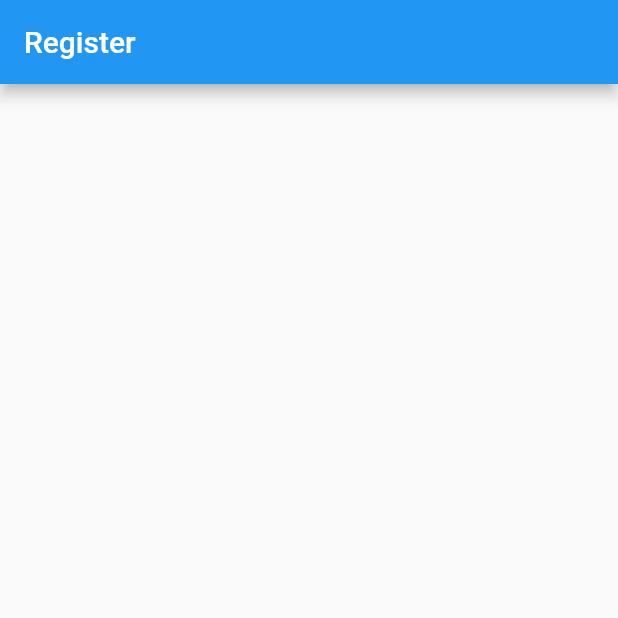
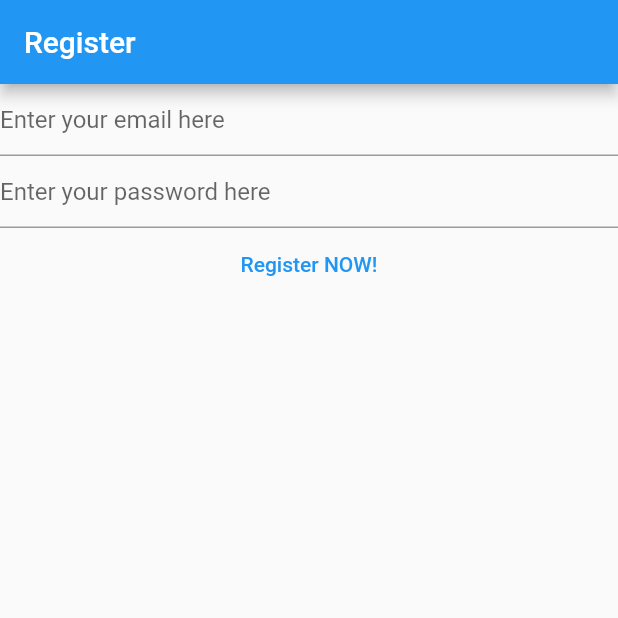
Before and after one commit to H-SM/The-Flutter-Hub, a Flutter app: the screen it shows after launch, on a phone screen of 412 x 824 dp, the top half of it. Run offline on Flutter 3.47's test engine with Material 2 defaults, Android fonts, the phone set to English and light mode, and no system bars; our stand-ins replace firebase_auth, firebase_core; accounts and stored records are empty.

Commit message:
12 - Basic Registeration Page (complete)

```diff
--- a/inotes/lib/main.dart
+++ b/inotes/lib/main.dart
@@ -1,6 +1,10 @@
+import 'package:firebase_core/firebase_core.dart';
 import 'package:flutter/material.dart';
+import 'package:firebase_auth/firebase_auth.dart';
+import 'firebase_options.dart';
 
 void main() {
+  WidgetsFlutterBinding.ensureInitialized();
   runApp(MaterialApp(
     title: 'Flutter Demo',
     theme: ThemeData(
@@ -10,16 +14,85 @@
   ));
 }
 
-class HomePage extends StatelessWidget {
-  const HomePage({super.key});
+class HomePage extends StatefulWidget {
+  const HomePage({
+    Key? key,
+  }) : super(key: key);
+
+  @override
+  State<HomePage> createState() => _HomePageState();
+}
+
+class _HomePageState extends State<HomePage> {
+  late final TextEditingController _email;
+  late final TextEditingController _password;
+
+  @override
+  void initState() {
+    _email = TextEditingController();
+    _password = TextEditingController();
+    super.initState();
+  }
+
+  @override
+  void dispose() {
+    _email.dispose();
+    _password.dispose();
+    super.dispose();
+  }
 
   @override
   Widget build(BuildContext context) {
     // return Container(color: Colors.orange.shade300);
     return Scaffold(
-      appBar: AppBar(
-        title: const Text('Register')
+      appBar: AppBar(title: const Text('Register')),
+      body: FutureBuilder(
+          future: Firebase.initializeApp(
+            options: DefaultFirebaseOptions.currentPlatform,
           ),
+          builder: (context, snapshot) {
+            switch (snapshot.connectionState) {
+              case ConnectionState.done:
+                return Column(
+                  children: [
+                    TextField(
+                      controller: _email,
+                      enableSuggestions: false,
+                      autocorrect: false,
+                      keyboardType: TextInputType.emailAddress,
+                      decoration: const InputDecoration(
+                          hintText: 'Enter your email here'),
+                    ),
+                    TextField(
+                      controller: _password,
+                      obscureText: true,
+                      enableSuggestions: false,
+                      autocorrect: false,
+                      decoration: const InputDecoration(
+                        hintText: 'Enter your password here',
+                      ),
+                    ),
+                    TextButton(
+                      onPressed: () async {
+                        final email = _email.text;
+                        final password = _password.text;
+
+                        final userCredential = await FirebaseAuth.instance
+                            .createUserWithEmailAndPassword(
+                                email: email,
+                                password:
+                                    password); // this returns UserCredentials
+
+                        print(userCredential);
+                      },
+                      child: const Text("Register NOW!"),
+                    ),
+                  ],
+                );
+              default:
+                return Text("Loading...");
+            }
+          }),
     );
   }
 }
```
Also changed, not shown: 13 other files. Lines whose indentation alone changed are shown as unchanged.
